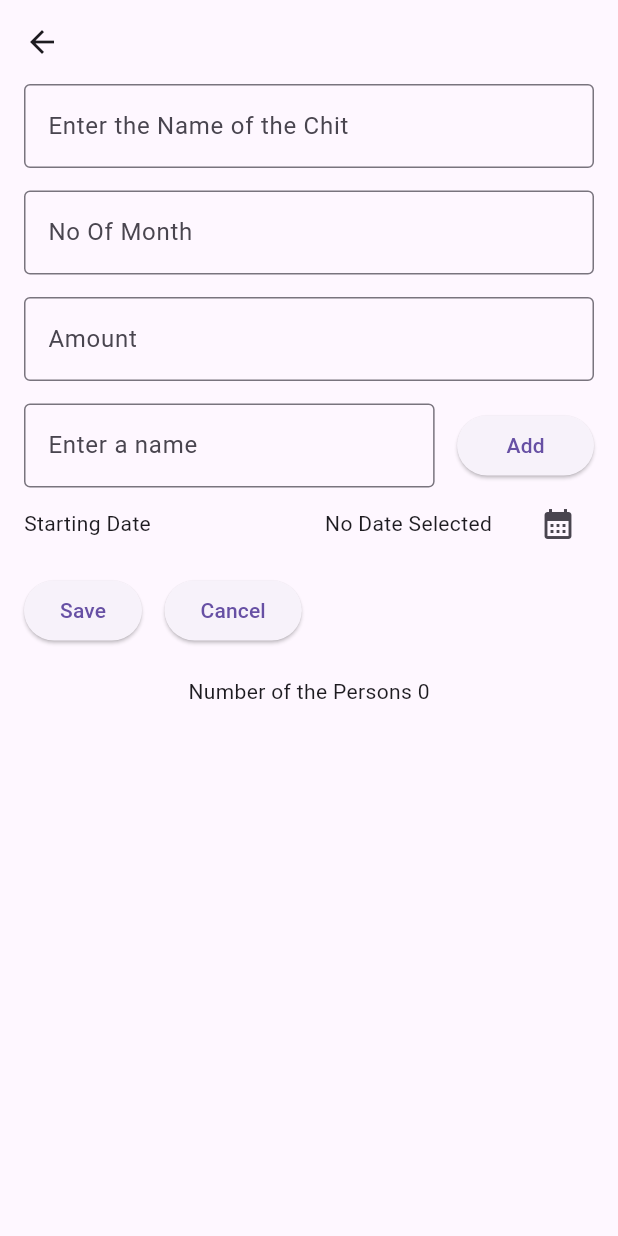
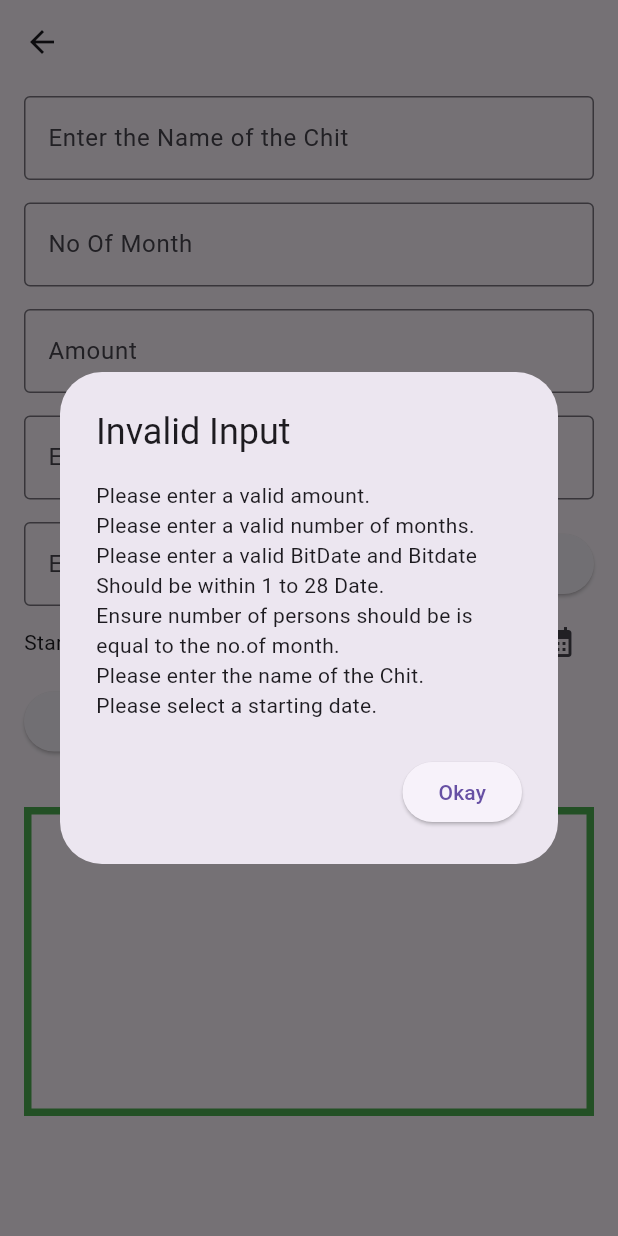
Before and after one commit to RC-KapilDev/chit-calculator, a Flutter app: the NameListWidget screen opened directly, after a tap on "Save", on a phone screen of 412 x 824 dp. Run offline on Flutter 3.47's test engine with Material 3 defaults, Android fonts, the light colour scheme and no system bars; our stand-ins replace flutter_bloc, jiffy, shared_preferences; accounts and stored records are empty.

Commit message:
user input validation

```diff
--- a/lib/cubit/chit_cubit.dart
+++ b/lib/cubit/chit_cubit.dart
@@ -12,21 +12,22 @@ class ChitCubit extends Cubit<List<Chit>> {
       addError('Name cannot Empty');
       return;
     }
-    List<String> sp = state.map((item) => jsonEncode(item.toMap())).toList();
-    print(sp);
+    List<String> sp =
+        [...state, chit].map((item) => jsonEncode(item.toMap())).toList();
+    print(chit.id);
     sharedPreferences.setStringList('noOfChit', sp);
     emit([...state, chit]);
   }
 
   void loadChitDataFromSharedPreference(SharedPreferences sharedPreferences) {
     List<String>? spList = sharedPreferences.getStringList('noOfChit');
-    print(spList);
+    // print(spList);
     if (spList == null) {
       return;
     } else {
       List<Chit> spListDecoded =
           spList.map((item) => Chit.fromMap(jsonDecode(item))).toList();
-      emit([...state, ...spListDecoded]);
+      emit(spListDecoded);
     }
   }
 
@@ -34,4 +35,42 @@ class ChitCubit extends Cubit<List<Chit>> {
     state.remove(chit);
     emit([...state]);
   }
+
+// operations in chit calculator
+
+  // int monthDiff(DateTime date) {
+  //   DateTime otherDate = date;
+  //   DateTime now = DateTime.now();
+  //   int yearDiff = now.year - otherDate.year;
+  //   int monthDiff = now.month - otherDate.month;
+  //   int totalMonthDiff = (yearDiff * 12) + monthDiff;
+  //   return totalMonthDiff + 1;
+  // }
+
+  int monthCalculation(Chit chit) {
+    DateTime otherDate = chit.date;
+    DateTime now = DateTime.now();
+    int yearDiff = now.year - otherDate.year;
+    int monthDiff = now.month - otherDate.month;
+    int totalMonthDiff = (yearDiff * 12) + monthDiff;
+    // print(totalMonthDiff + chit.months);
+    return totalMonthDiff + 1;
+  }
+
+  double toCalculate(Chit chit, int bid) {
+    int noOfPeople = chit.people.length - monthCalculation(chit);
+    if (noOfPeople <= 1) {
+      return 0.0;
+    }
+    int buffer = (chit.amount * (1 / 100)).toInt() * noOfPeople;
+    int deductable = chit.amount - (buffer + bid);
+    double shareAmount = deductable / (chit.people.length - 1);
+    return shareAmount;
+  }
+
+  toCalculateBuffer(Chit chit) {
+    int noOfPeople = chit.people.length - monthCalculation(chit);
+    double buffer = (chit.amount * (1 / 100)) * noOfPeople;
+    return buffer;
+  }
 }
--- a/lib/model/datamodel.dart
+++ b/lib/model/datamodel.dart
@@ -10,9 +10,13 @@ class Chit {
       required this.months,
       required this.people,
       required this.date,
-      required this.amount});
+      required this.amount,
+      required this.bitDate})
+      : id = uuid.v4();
 
   final int months;
+  final String id;
+  int bitDate;
   final String name;
   final List people;
   final DateTime date;
@@ -22,28 +26,14 @@ class Chit {
     return formatter.format(date);
   }
 
-  int monthDiff(DateTime date) {
-    DateTime otherDate = date;
-    DateTime now = DateTime.now();
-    int yearDiff = now.year - otherDate.year;
-    int monthDiff = now.month - otherDate.month;
-    int totalMonthDiff = (yearDiff * 12) + monthDiff;
-    return totalMonthDiff + 1;
-  }
-
-  toCalculate(Chit chit, int bid) {
-    int noOfPeople = chit.people.length - monthDiff(chit.date);
-    int buffer = (chit.amount * (1 / 100) as int) * noOfPeople;
-    int deductable = chit.amount - (buffer + bid);
-    double shareAmount = deductable / (chit.people.length - 1);
-  }
-
   Chit.fromMap(Map map)
       : name = map['name'],
         months = map['months'],
         people = map['people'],
         amount = map['amount'],
-        date = DateTime.parse(map['date']);
+        date = DateTime.parse(map['date']),
+        bitDate = map['bitdate'],
+        id = map['id'];
 
   Map toMap() {
     return {
@@ -52,6 +42,8 @@ class Chit {
       'people': people,
       'amount': amount,
       'date': date.toIso8601String(),
+      'bitdate': bitDate,
+      'id': id
     };
   }
 }
--- a/lib/screen/addDataScreen.dart
+++ b/lib/screen/addDataScreen.dart
@@ -1,5 +1,7 @@
 import 'package:chit_calculator/cubit/chit_cubit.dart';
+import 'package:flutter/cupertino.dart';
 import 'package:flutter/material.dart';
+import 'package:flutter/widgets.dart';
 import 'package:flutter_bloc/flutter_bloc.dart';
 import 'package:shared_preferences/shared_preferences.dart';
 import '../model/datamodel.dart';
@@ -28,6 +30,8 @@ class NameListWidgetState extends State<NameListWidget> {
   int personCount = 0;
 
   final TextEditingController _controller = TextEditingController();
+
+  final TextEditingController _controllerBit = TextEditingController();
   final TextEditingController _controllerMonth = TextEditingController();
   final TextEditingController _controllerName = TextEditingController();
   final TextEditingController _controllerAmount = TextEditingController();
@@ -62,43 +66,81 @@ class NameListWidgetState extends State<NameListWidget> {
   }
 
   void _submitChitData() {
-    final entredMonth = int.tryParse(_controllerMonth.text);
-    final entredAmount = int.tryParse(_controllerAmount.text);
-    if (entredMonth! <= 0 ||
-        _selectedDate == null ||
-        names.isEmpty ||
-        _controllerName.text == "" ||
-        _controllerAmount.text == "") {
+    final enteredMonth = int.tryParse(_controllerMonth.text);
+    final enteredAmount = int.tryParse(_controllerAmount.text);
+    final enteredBitDate = int.tryParse(_controllerBit.text);
+
+    List<String> errors = [];
+
+    // Validate input fields
+    if (enteredAmount == null) {
+      errors.add('Please enter a valid amount.');
+    }
+    if (enteredMonth == null) {
+      errors.add('Please enter a valid number of months.');
+    }
+    if (enteredBitDate == null || enteredBitDate <= 0 || enteredBitDate > 28) {
+      errors.add(
+          'Please enter a valid BitDate and Bitdate Should be within 1 to 28 Date.');
+    }
+    if (names.isEmpty || names.length != enteredMonth) {
+      errors.add(
+          'Ensure number of persons should be is equal to the no.of month.');
+    }
+    if (_controllerName.text.isEmpty) {
+      errors.add('Please enter the name of the Chit.');
+    }
+    if (_selectedDate == null) {
+      errors.add('Please select a starting date.');
+    }
+
+    // Check if there are any validation errors
+    if (errors.isNotEmpty) {
+      // Show dialog with error messages
       showDialog(
         context: context,
         builder: (ctx) => AlertDialog(
           title: const Text('Invalid Input'),
-                content: const Text(
-                    'please make sure a valid month , starting date , atleast one person is included '),
+          content: Column(
+            mainAxisSize: MainAxisSize.min,
+            crossAxisAlignment: CrossAxisAlignment.start,
+            children: errors.map((error) => Text(error)).toList(),
+          ),
           actions: [
             ElevatedButton(
               onPressed: () {
-                        Navigator.pop(context);
+                Navigator.pop(ctx);
               },
-                      child: const Text('Okay'))
+              child: const Text('Okay'),
+            ),
           ],
-              ));
+        ),
+      );
+      return;
     }
+
+    // All input fields are valid, proceed to add chit data
     context.read<ChitCubit>().addChit(
           Chit(
             name: _controllerName.text,
-            months: entredMonth,
+            months: enteredMonth!,
             people: names,
-            amount: entredAmount!,
-            date: _selectedDate!),
-        sharedPreferences);
+            amount: enteredAmount!,
+            date: _selectedDate!,
+            bitDate: enteredBitDate!,
+          ),
+          sharedPreferences,
+        );
 
-    // widget.addChitData(Chit(
-    //     name: _controllerName.text,
-    //     months: entredMonth,
-    //     people: names,
-    //     amount: entredAmount!,
-    //     date: _selectedDate!));
+    // Clear input fields and navigate back
+    _controllerName.clear();
+    _controllerMonth.clear();
+    _controllerAmount.clear();
+    _controllerBit.clear();
+    names.clear();
+    _selectedDate = null;
+
+    // Navigate back to previous screen
     Navigator.pop(context);
   }
 
@@ -108,12 +150,15 @@ class NameListWidgetState extends State<NameListWidget> {
     _controllerAmount.dispose();
     _controllerMonth.dispose();
     _controllerName.dispose();
+    _controllerBit.dispose();
     super.dispose();
   }
 
   @override
   Widget build(BuildContext context) {
-    return Scaffold(
+    final size = MediaQuery.of(context).size;
+    return SafeArea(
+      child: Scaffold(
         appBar: AppBar(),
         body: SingleChildScrollView(
           child: Container(
@@ -121,6 +166,9 @@ class NameListWidgetState extends State<NameListWidget> {
             child: Column(
               mainAxisSize: MainAxisSize.min,
               children: <Widget>[
+                const SizedBox(
+                  height: 8,
+                ),
                 TextField(
                   controller: _controllerName,
                   decoration: const InputDecoration(
@@ -151,6 +199,23 @@ class NameListWidgetState extends State<NameListWidget> {
                 const SizedBox(
                   height: 15,
                 ),
+                Row(
+                  mainAxisAlignment: MainAxisAlignment.end,
+                  crossAxisAlignment: CrossAxisAlignment.center,
+                  children: [
+                    Expanded(
+                      child: TextField(
+                        keyboardType: TextInputType.number,
+                        controller: _controllerBit,
+                        decoration: const InputDecoration(
+                          border: OutlineInputBorder(),
+                          labelText: 'Enter a BitDate',
+                        ),
+                      ),
+                    ),
+                  ],
+                ),
+                const SizedBox(height: 15),
                 Row(
                   children: [
                     Expanded(
@@ -192,7 +257,7 @@ class NameListWidgetState extends State<NameListWidget> {
                         icon: const Icon(Icons.calendar_month))
                   ],
                 ),
-              const SizedBox(height: 10),
+                const SizedBox(height: 5),
                 Row(
                   children: [
                     ElevatedButton(
@@ -210,32 +275,74 @@ class NameListWidgetState extends State<NameListWidget> {
                     )
                   ],
                 ),
-              const SizedBox(height: 20),
+                const SizedBox(height: 5),
                 Text('Number of the Persons ${personCount.toString()}'),
-              const SizedBox(height: 20),
-              ListView.builder(
+                const SizedBox(height: 8),
+                Container(
+                  decoration: BoxDecoration(
+                    border: Border.all(
+                        color: Colors
+                            .green, //const Color.fromARGB(255, 161, 170, 220)
+                        width: 5),
+                  ),
+                  height: size.height / 4,
+                  width: size.width,
+                  child: ListView.separated(
+                    scrollDirection: Axis.vertical,
+                    separatorBuilder: (context, index) => const Divider(
+                      color: Colors.grey,
+                      thickness: 1.0,
+                    ),
                     shrinkWrap: true,
                     itemCount: names.length,
                     itemBuilder: (context, index) {
-                  return Dismissible(
-                    key: Key(names[index]),
-                    onDismissed: (direction) => _deleteName(index),
-                    background: Container(
-                      color: Colors.red,
-                      alignment: Alignment.centerRight,
-                      padding: const EdgeInsets.only(right: 20),
-                      child: const Icon(Icons.delete),
-                    ),
-                    child: ListTile(
-                      title: Text(names[index]),
+                      return ListTile(
+                        title: Row(
+                          mainAxisAlignment: MainAxisAlignment.spaceBetween,
+                          children: [
+                            Text(names[index]),
+                            IconButton(
+                                onPressed: () {
+                                  _deleteName(index);
+                                },
+                                icon: const Icon(Icons.delete)),
+                          ],
                         ),
                       );
                     },
                   ),
+                ),
               ],
+            ),
           ),
         ),
       ),
     );
   }
 }
+
+
+
+// Dismissible(
+//                         key: Key(names[index]),
+//                         onDismissed: (direction) => _deleteName(index),
+//                         background: Container(
+//                           color: Colors.red,
+//                           alignment: Alignment.centerRight,
+//                           padding: const EdgeInsets.only(right: 20),
+//                           child: const Icon(Icons.delete),
+//                         ),
+//                         child: ListTile(
+//                           title: Row(
+//                             mainAxisAlignment: MainAxisAlignment.spaceBetween,
+//                             children: [
+//                               Text(names[index]),
+//                               IconButton(
+//                                   onPressed: () {
+//                                     _deleteName(index);
+//                                   },
+//                                   icon: const Icon(Icons.delete)),
+//                             ],
+//                           ),
+//                         ),
+//                       );
```
Also changed, not shown: lib/screen/displayScreen.dart (+22 -51 lines), lib/screen/mainScreen.dart (+10 -23 lines), lib/widgets/list_people.dart (added, +38 -0 lines). Lines whose indentation alone changed are shown as unchanged.
